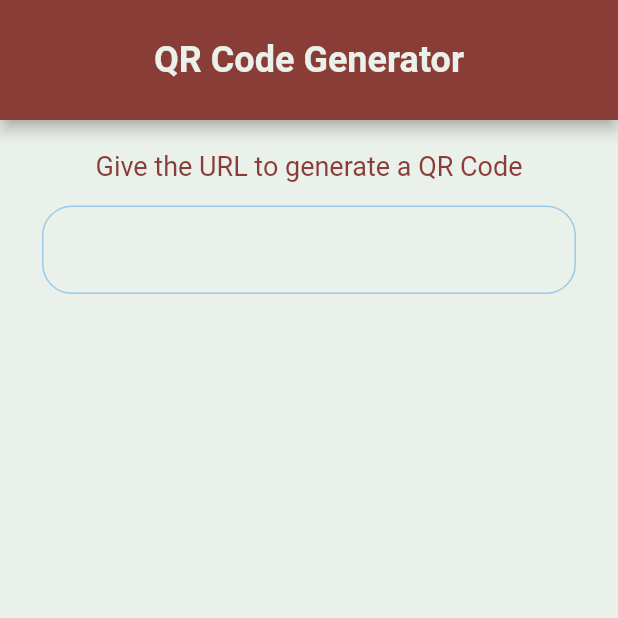
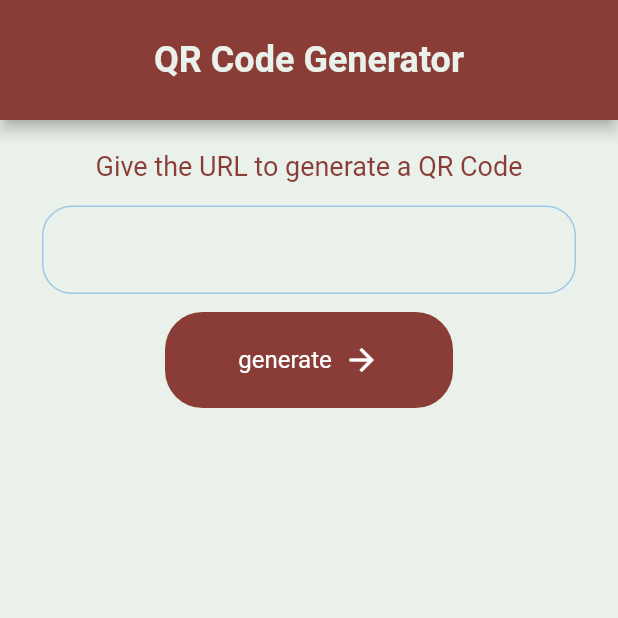
Before and after one commit to ArdaFA/qr_generator, a Flutter app: the screen it shows after launch, on a phone screen of 412 x 824 dp, the top half of it. Run offline on Flutter 3.47's test engine with Material 2 defaults, Android fonts, the phone set to English and light mode, and no system bars.

Commit message:
last commit before integration of qr-algorithm

```diff
--- /dev/null
+++ b/lib/components/button.dart
@@ -0,0 +1,62 @@
+import 'package:flutter/material.dart';
+import 'package:qr_generator/themes/colors.dart';
+
+class MyButton extends StatefulWidget {
+  final String text;
+  final void Function()? onTap;
+
+  const MyButton({Key? key, required this.text, required this.onTap}) : super(key: key);
+
+  @override
+  _MyButtonState createState() => _MyButtonState();
+}
+
+class _MyButtonState extends State<MyButton> {
+  bool _isPressed = false; // To track the button press state
+
+  void _handleTap() {
+    setState(() {
+      _isPressed = !_isPressed; // Toggle button pressed state
+    });
+
+    if (widget.onTap != null) {
+      widget.onTap!();
+    }
+  }
+
+  @override
+  Widget build(BuildContext context) {
+    return GestureDetector(
+      onTap: _handleTap,
+      child: Container(
+        decoration: BoxDecoration(
+          color: _isPressed ? lighterPrimaryColor : primaryColor, // Change color on press
+          borderRadius: BorderRadius.circular(25),
+        ),
+        padding: const EdgeInsets.all(20),
+        child: Row(
+          mainAxisAlignment: MainAxisAlignment.center,
+          crossAxisAlignment: CrossAxisAlignment.center, // Center vertically
+          children: [
+            // Text
+            Text(
+              widget.text,
+              style: const TextStyle(
+                color: Colors.white,
+                fontSize: 16,
+              ),
+            ),
+            const SizedBox(width: 8),
+
+            // Icon
+            const Icon(
+              Icons.arrow_forward,
+              color: Colors.white,
+              size: 24,
+            ),
+          ],
+        ),
+      ),
+    );
+  }
+}
--- a/lib/pages/intro_page.dart
+++ b/lib/pages/intro_page.dart
@@ -1,5 +1,7 @@
 import 'package:flutter/material.dart';
 import 'package:qr_generator/themes/colors.dart';
+
+import '../components/button.dart';
 
 class IntroPage extends StatelessWidget {
   const IntroPage({Key? key}) : super(key: key);
@@ -61,6 +63,18 @@ class IntroPage extends StatelessWidget {
               ),
 
 
+              const SizedBox(height: 12,),
+              // button to generate QR Code
+              Padding(
+                padding: const EdgeInsets.symmetric(horizontal: 90),
+                child: MyButton(
+                    text: "generate",
+                    onTap: (){
+                      Navigator.pushNamed(context, '/displayQr');
+                    }),
+              )
+
+
             ],
           ),
 
--- a/lib/themes/colors.dart
+++ b/lib/themes/colors.dart
@@ -1,5 +1,7 @@
 import 'package:flutter/material.dart';
 
 var primaryColor = const Color.fromARGB(255, 138, 60, 55);
+var lighterPrimaryColor = const Color.fromARGB(255, 201, 160, 158);
 var secondaryColor = const Color.fromARGB(145, 95, 172, 232);
+var textColor = const Color.fromARGB(232, 177, 184, 201);
 var backgroundColor = const Color.fromARGB(255, 234, 240, 234);
--- a/pubspec.yaml
+++ b/pubspec.yaml
@@ -28,6 +28,7 @@ environment:
 # the latest version available on pub.dev. To see which dependencies have newer
 # versions available, run `flutter pub outdated`.
 dependencies:
+  qr_flutter: ^4.1.0
   flutter:
     sdk: flutter
 
```
Also changed, not shown: lib/pages/display_qr.dart (+34 -1 lines), pubspec.lock.
